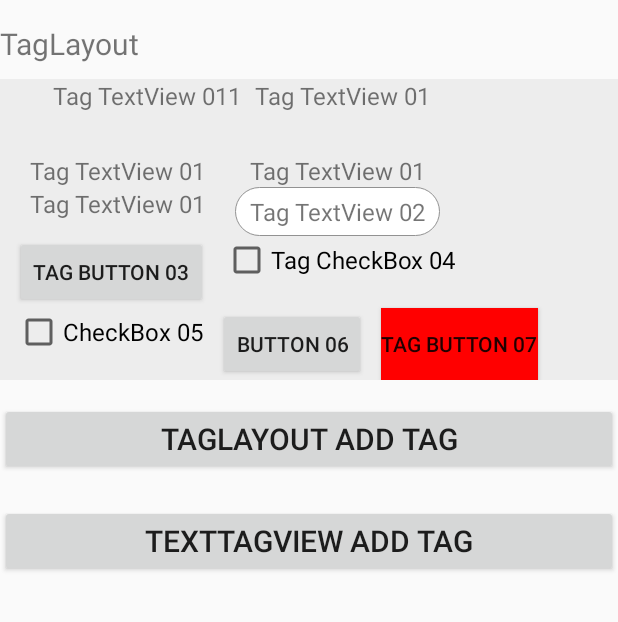
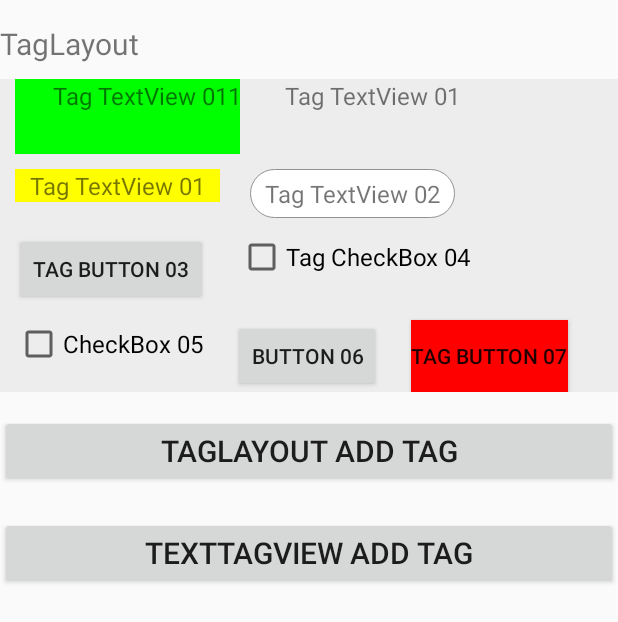
Before and after one commit to AndroidJustSeries/tagview, an Android app: the screen it shows after launch (MainActivity), on a phone screen of 412 x 824 dp. Shown: the top 622 px of the screen. Run offline under Robolectric (Android 15) with nearby library versions, the phone set to English and light mode, and no system bars.

Commit message:
sample update

```diff
--- a/app/src/main/res/layout/activity_main.xml
+++ b/app/src/main/res/layout/activity_main.xml
@@ -22,21 +22,17 @@
         android:layout_height="wrap_content"
         android:layout_marginTop="10dp"
         android:background="#ededed"
-        app:layout_constraintTop_toBottomOf="@id/taglayout_xml_title">
+        app:horizontalSpacing="10dp"
+        app:layout_constraintTop_toBottomOf="@id/taglayout_xml_title"
+        app:verticalSpacing="10dp">
 
         <TextView
             android:layout_width="150dp"
             android:layout_height="50dp"
             android:layout_marginLeft="10dp"
+            android:background="#00ff00"
             android:gravity="right"
             android:text="Tag TextView 011"
-            android:textSize="16sp" />
-
-        <TextView
-            android:layout_width="150dp"
-            android:layout_height="wrap_content"
-            android:layout_marginLeft="10dp"
-            android:text="Tag TextView 01"
             android:textSize="16sp" />
 
         <TextView
@@ -52,15 +48,7 @@
             android:layout_width="wrap_content"
             android:layout_height="wrap_content"
             android:layout_marginLeft="10dp"
-            android:paddingLeft="10dp"
-            android:paddingRight="10dp"
-            android:text="Tag TextView 01"
-            android:textSize="16sp" />
-
-        <TextView
-            android:layout_width="wrap_content"
-            android:layout_height="wrap_content"
-            android:layout_marginLeft="10dp"
+            android:background="#ffff00"
             android:paddingLeft="10dp"
             android:paddingRight="10dp"
             android:text="Tag TextView 01"
```
